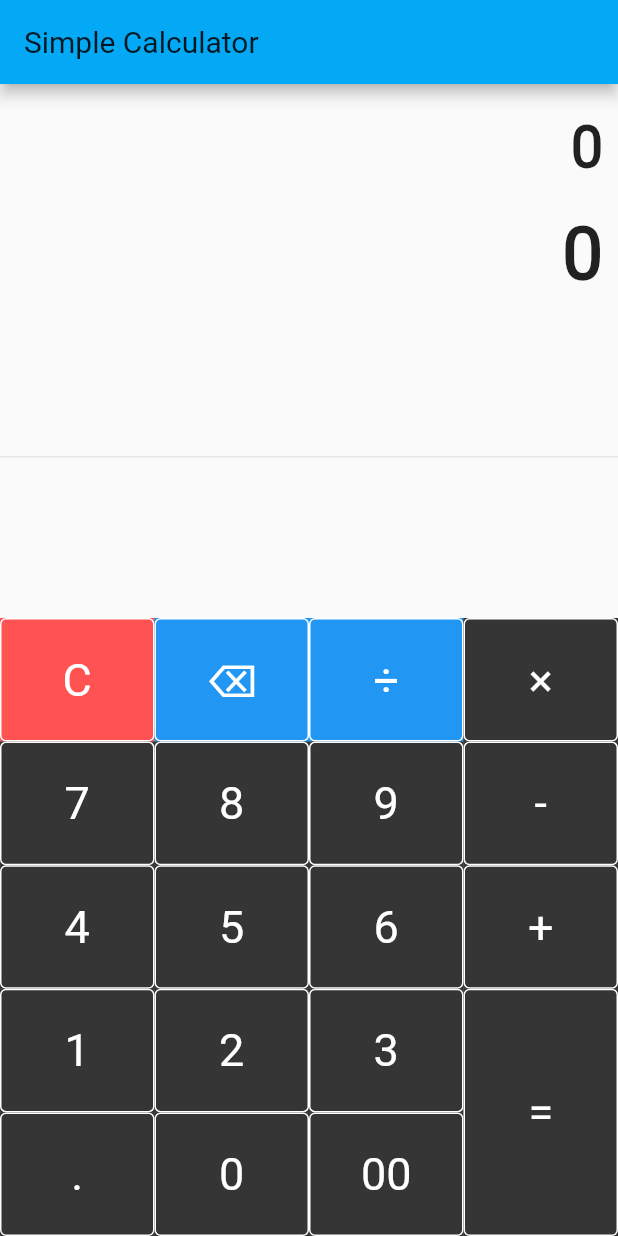
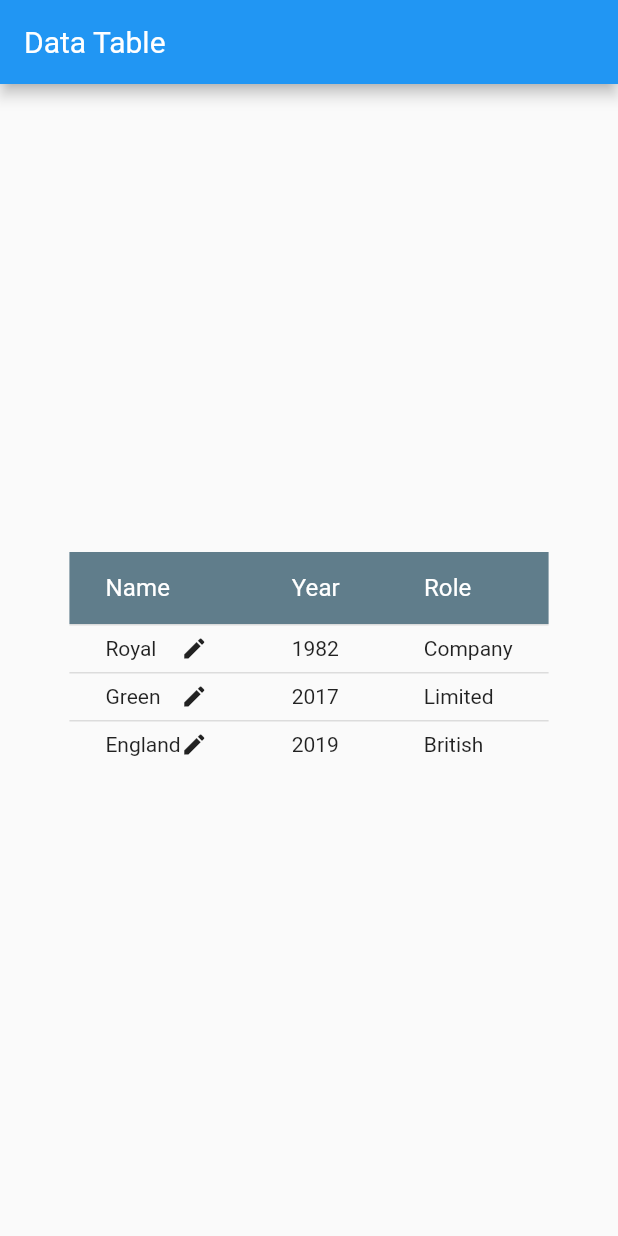
Before and after one commit to mahmudul2017/Work-with-flutter, a Flutter app: the screen it shows after launch, on a phone screen of 412 x 824 dp. Run offline on Flutter 3.47's test engine with Material 2 defaults, Android fonts, the phone set to English and light mode, and no system bars; our stand-ins replace liquid_swipe, math_expressions, shared_preferences.

```diff
--- /dev/null
+++ b/lib/data_table/dataTable.dart
@@ -0,0 +1,57 @@
+import 'package:flutter/material.dart';
+
+class dataTable extends StatelessWidget {
+  @override
+  Widget build(BuildContext context) {
+    return MaterialApp(
+      debugShowCheckedModeBanner: false,
+      title: 'DataTable Demo',
+      home: _dataTableState(),
+    );
+  }
+}
+
+class _dataTableState extends StatefulWidget {
+  @override
+  _dataTableStateState createState() => _dataTableStateState();
+}
+
+class _dataTableStateState extends State<_dataTableState> {
+  @override
+  Widget build(BuildContext context) {
+    return Scaffold(
+      appBar: AppBar(
+        title: Text('Data Table'),
+      ),
+      body: Center(
+        child: DataTable(
+          headingRowHeight: 48,
+          dataRowHeight: 32,
+          headingRowColor: MaterialStateColor.resolveWith((states) => Colors.blueGrey),
+          columns: [
+            DataColumn(label: Text('Name', style: TextStyle(fontSize: 16, color: Colors.white),),),
+            DataColumn(label: Text('Year', style: TextStyle(fontSize: 16, color: Colors.white),),),
+            DataColumn(label: Text('Role', style: TextStyle(fontSize: 16, color: Colors.white),),),
+          ],
+          rows: [
+            DataRow(cells: [
+              DataCell(Text('Royal'), showEditIcon: true),
+              DataCell(Text('1982')),
+              DataCell(Text('Company')),
+            ]),
+            DataRow(cells: [
+              DataCell(Text('Green'), showEditIcon: true),
+              DataCell(Text('2017')),
+              DataCell(Text('Limited')),
+            ]),
+            DataRow(cells: [
+              DataCell(Text('England'), showEditIcon: true),
+              DataCell(Text('2019')),
+              DataCell(Text('British')),
+            ])
+          ],
+        ),
+      ),
+    );
+  }
+}
--- a/lib/main.dart
+++ b/lib/main.dart
@@ -10,6 +10,7 @@ import './app_screens/sharedPreference.dart';
 import 'package:liquid_swipe/liquid_swipe.dart';
 import 'bottom_navigation/bottomNavigation.dart';
 import 'calculator/smartCalculator.dart';
+import 'data_table/dataTable.dart';
 import 'json_parse/jsonParse.dart';
 import 'listview/listviewNavigator.dart';
 import 'state_manage/stateManagement.dart';
@@ -57,7 +58,7 @@ import 'state_manage/stateManagement.dart';
   }
 }*/
 
-void main() => runApp(smartCalculator());
+void main() => runApp(dataTable());
 
 //************* Provider apply *************
 /*void main() => runApp(ChangeNotifierProvider(
```
Also changed, not shown: pubspec.lock.
